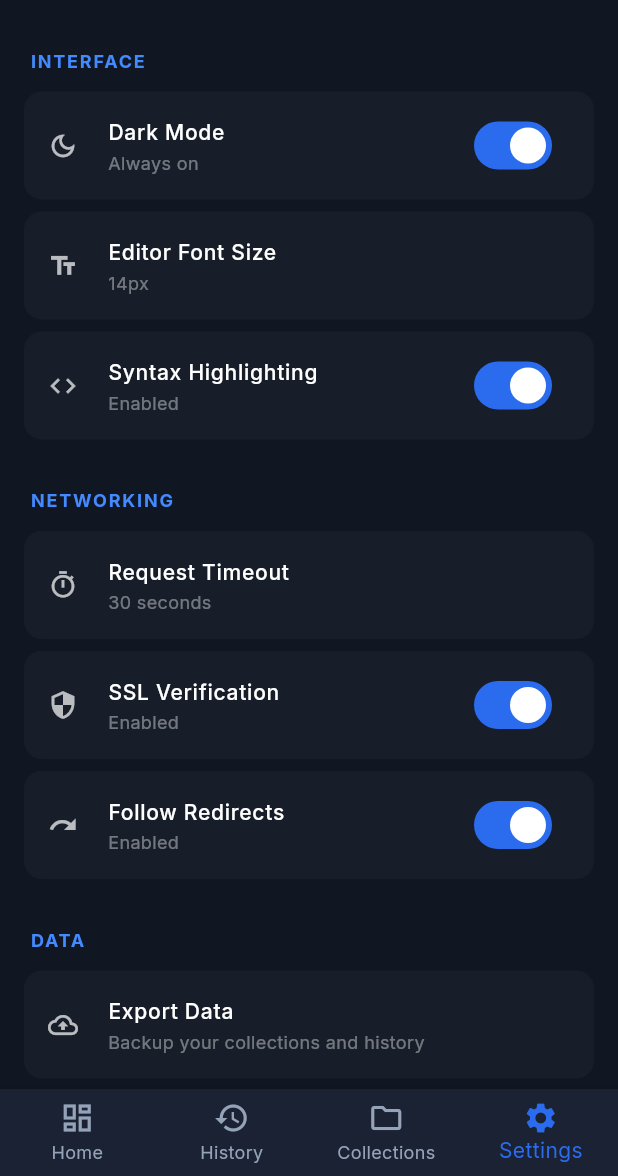
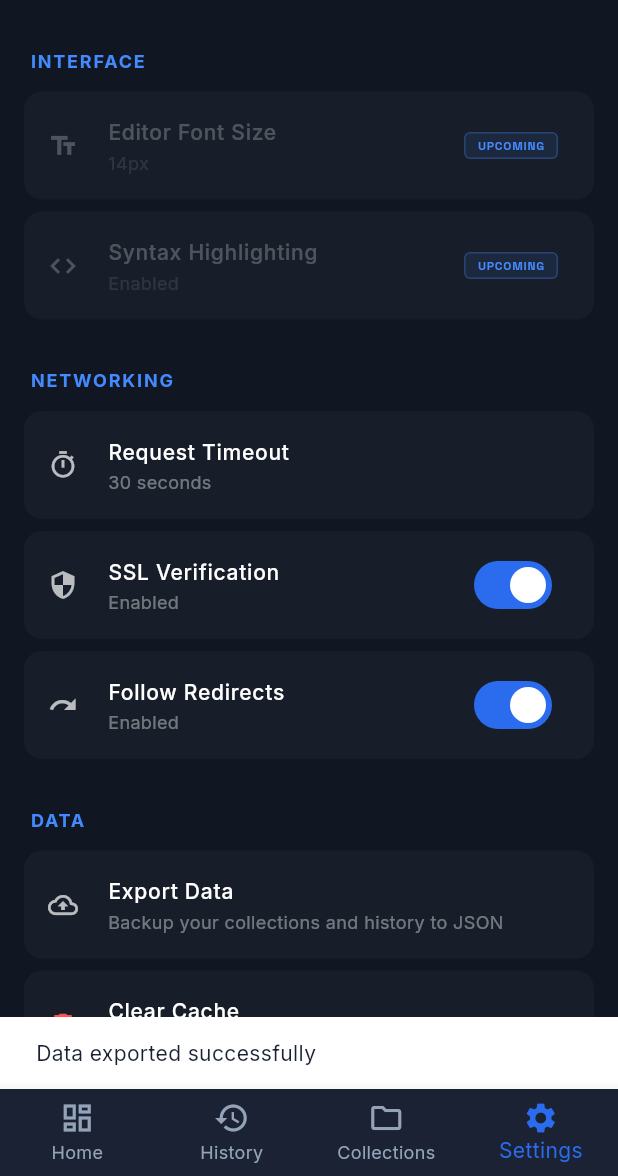
Before and after one commit to NexinLabs/payload, a Flutter app: the screen it shows after launch, item 4 of the bottom bar chosen, after a tap on "Export Data", on a phone screen of 412 x 824 dp, the part 60-1236 px from its top. Run offline on Flutter 3.47's test engine with Material 3 defaults, Android fonts, the phone set to English and light mode, and no system bars; our stand-ins replace dio, file_picker, flutter_animate, flutter_riverpod, flutter_widget_from_html, go_router and 2 more.

Commit message:
feat: Implement settings management with loading, saving, and UI integration

```diff
--- a/lib/core/providers/storage_providers.dart
+++ b/lib/core/providers/storage_providers.dart
@@ -1,9 +1,17 @@
 import 'package:flutter_riverpod/flutter_riverpod.dart';
 import '../models/collection.dart';
 import '../models/http_request.dart';
+import '../models/settings_model.dart';
 import '../services/storage_service.dart';
 
 final storageServiceProvider = Provider((ref) => StorageService());
+
+final settingsProvider = StateNotifierProvider<SettingsNotifier, SettingsModel>(
+  (ref) {
+    final storage = ref.watch(storageServiceProvider);
+    return SettingsNotifier(storage);
+  },
+);
 
 final collectionsProvider =
     StateNotifierProvider<CollectionsNotifier, List<CollectionModel>>((ref) {
@@ -18,6 +26,23 @@ final historyProvider =
     });
 
 final selectedCollectionIdProvider = StateProvider<String?>((ref) => null);
+
+class SettingsNotifier extends StateNotifier<SettingsModel> {
+  final StorageService _storage;
+
+  SettingsNotifier(this._storage) : super(SettingsModel()) {
+    _load();
+  }
+
+  Future<void> _load() async {
+    state = await _storage.loadSettings();
+  }
+
+  Future<void> updateSettings(SettingsModel settings) async {
+    state = settings;
+    await _storage.saveSettings(state);
+  }
+}
 
 class CollectionsNotifier extends StateNotifier<List<CollectionModel>> {
   final StorageService _storage;
--- a/lib/core/services/storage_service.dart
+++ b/lib/core/services/storage_service.dart
@@ -3,10 +3,12 @@ import 'dart:io';
 import 'package:path_provider/path_provider.dart';
 import '../models/collection.dart';
 import '../models/http_request.dart';
+import '../models/settings_model.dart';
 
 class StorageService {
   static const String _collectionsFile = 'collections.json';
   static const String _historyFile = 'history.json';
+  static const String _settingsFile = 'settings.json';
 
   Future<String> get _localPath async {
     final directory = await getApplicationDocumentsDirectory();
@@ -21,6 +23,29 @@ class StorageService {
   Future<File> get _getHistoryFile async {
     final path = await _localPath;
     return File('$path/$_historyFile');
+  }
+
+  Future<File> get _getSettingsFile async {
+    final path = await _localPath;
+    return File('$path/$_settingsFile');
+  }
+
+  Future<SettingsModel> loadSettings() async {
+    try {
+      final file = await _getSettingsFile;
+      if (!await file.exists()) {
+        return SettingsModel();
+      }
+      final contents = await file.readAsString();
+      return SettingsModel.fromJson(json.decode(contents));
+    } catch (e) {
+      return SettingsModel();
+    }
+  }
+
+  Future<void> saveSettings(SettingsModel settings) async {
+    final file = await _getSettingsFile;
+    await file.writeAsString(json.encode(settings.toJson()));
   }
 
   Future<List<CollectionModel>> loadCollections() async {
--- a/lib/features/request/request_editor_screen.dart
+++ b/lib/features/request/request_editor_screen.dart
@@ -200,11 +200,12 @@ class _RequestEditorScreenState extends ConsumerState<RequestEditorScreen>
     });
 
     final request = _getCurrentRequest();
+    final settings = ref.read(settingsProvider);
 
     try {
       final response = await ref
           .read(requestServiceProvider)
-          .sendRequest(request);
+          .sendRequest(request, settings: settings);
 
       if (!mounted) return;
       setState(() {
--- a/lib/features/settings/settings_screen.dart
+++ b/lib/features/settings/settings_screen.dart
@@ -1,66 +1,100 @@
 import 'package:flutter/material.dart';
+import 'package:flutter_riverpod/flutter_riverpod.dart';
+import '../../core/providers/storage_providers.dart';
+import 'utils/settings_utils.dart';
 
-class SettingsScreen extends StatelessWidget {
+class SettingsScreen extends ConsumerWidget {
   const SettingsScreen({super.key});
 
   @override
-  Widget build(BuildContext context) {
+  Widget build(BuildContext context, WidgetRef ref) {
+    final settings = ref.watch(settingsProvider);
+    final collections = ref.watch(collectionsProvider);
+    final history = ref.watch(historyProvider);
+
     return Scaffold(
       body: ListView(
         padding: const EdgeInsets.all(16),
         children: [
           _buildSectionHeader('Interface'),
           _buildSettingTile(
-            icon: Icons.dark_mode_outlined,
-            title: 'Dark Mode',
-            subtitle: 'Always on',
-            trailing: Switch(value: true, onChanged: (val) {}),
-          ),
-          _buildSettingTile(
             icon: Icons.text_fields,
             title: 'Editor Font Size',
             subtitle: '14px',
-            onTap: () {},
+            trailing: _buildUpcomingLabel(),
+            enabled: false,
           ),
           _buildSettingTile(
             icon: Icons.code,
             title: 'Syntax Highlighting',
             subtitle: 'Enabled',
-            trailing: Switch(value: true, onChanged: (val) {}),
+            trailing: _buildUpcomingLabel(),
+            enabled: false,
           ),
           const SizedBox(height: 24),
           _buildSectionHeader('Networking'),
           _buildSettingTile(
             icon: Icons.timer_outlined,
             title: 'Request Timeout',
-            subtitle: '30 seconds',
-            onTap: () {},
+            subtitle: '${settings.timeout} seconds',
+            onTap: () => _showTimeoutDialog(context, ref, settings.timeout),
           ),
           _buildSettingTile(
             icon: Icons.security_outlined,
             title: 'SSL Verification',
-            subtitle: 'Enabled',
-            trailing: Switch(value: true, onChanged: (val) {}),
+            subtitle: settings.sslVerification ? 'Enabled' : 'Disabled',
+            trailing: Switch(
+              value: settings.sslVerification,
+              onChanged: (val) {
+                ref
+                    .read(settingsProvider.notifier)
+                    .updateSettings(settings.copyWith(sslVerification: val));
+              },
+            ),
           ),
           _buildSettingTile(
             icon: Icons.redo,
             title: 'Follow Redirects',
-            subtitle: 'Enabled',
-            trailing: Switch(value: true, onChanged: (val) {}),
+            subtitle: settings.followRedirects ? 'Enabled' : 'Disabled',
+            trailing: Switch(
+              value: settings.followRedirects,
+              onChanged: (val) {
+                ref
+                    .read(settingsProvider.notifier)
+                    .updateSettings(settings.copyWith(followRedirects: val));
+              },
+            ),
           ),
           const SizedBox(height: 24),
           _buildSectionHeader('Data'),
           _buildSettingTile(
             icon: Icons.backup_outlined,
             title: 'Export Data',
-            subtitle: 'Backup your collections and history',
-            onTap: () {},
+            subtitle: 'Backup your collections and history to JSON',
+            onTap: () async {
+              await SettingsUtils.exportData(
+                collections: collections,
+                history: history,
+              );
+              if (context.mounted) {
+                ScaffoldMessenger.of(context).showSnackBar(
+                  const SnackBar(content: Text('Data exported successfully')),
+                );
+              }
+            },
           ),
           _buildSettingTile(
             icon: Icons.delete_outline,
             title: 'Clear Cache',
             subtitle: 'Remove temporary files',
-            onTap: () {},
+            onTap: () async {
+              await SettingsUtils.clearCache();
+              if (context.mounted) {
+                ScaffoldMessenger.of(
+                  context,
+                ).showSnackBar(const SnackBar(content: Text('Cache cleared')));
+              }
+            },
             color: Colors.redAccent,
           ),
           const SizedBox(height: 40),
@@ -91,6 +125,70 @@ class SettingsScreen extends StatelessWidget {
     );
   }
 
+  Widget _buildUpcomingLabel() {
+    return Container(
+      padding: const EdgeInsets.symmetric(horizontal: 8, vertical: 2),
+      decoration: BoxDecoration(
+        color: Colors.blueAccent.withValues(alpha: 0.1),
+        borderRadius: BorderRadius.circular(4),
+        border: Border.all(color: Colors.blueAccent.withValues(alpha: 0.3)),
+      ),
+      child: const Text(
+        'UPCOMING',
+        style: TextStyle(
+          color: Colors.blueAccent,
+          fontSize: 8,
+          fontWeight: FontWeight.bold,
+        ),
+      ),
+    );
+  }
+
+  void _showTimeoutDialog(BuildContext context, WidgetRef ref, int current) {
+    final controller = TextEditingController(text: current.toString());
+    showDialog(
+      context: context,
+      builder: (context) => AlertDialog(
+        backgroundColor: const Color(0xFF1E1E1E),
+        title: const Text(
+          'Request Timeout',
+          style: TextStyle(color: Colors.white),
+        ),
+        content: TextField(
+          controller: controller,
+          keyboardType: TextInputType.number,
+          style: const TextStyle(color: Colors.white),
+          decoration: const InputDecoration(
+            labelText: 'Seconds',
+            labelStyle: TextStyle(color: Colors.white70),
+            enabledBorder: UnderlineInputBorder(
+              borderSide: BorderSide(color: Colors.white24),
+            ),
+          ),
+        ),
+        actions: [
+          TextButton(
+            onPressed: () => Navigator.pop(context),
+            child: const Text('CANCEL'),
+          ),
+          TextButton(
+            onPressed: () {
+              final val = int.tryParse(controller.text);
+              if (val != null && val > 0) {
+                final settings = ref.read(settingsProvider);
+                ref
+                    .read(settingsProvider.notifier)
+                    .updateSettings(settings.copyWith(timeout: val));
+                Navigator.pop(context);
+              }
+            },
+            child: const Text('SAVE'),
+          ),
+        ],
+      ),
+    );
+  }
+
   Widget _buildSectionHeader(String title) {
     return Padding(
       padding: const EdgeInsets.only(bottom: 12.0, left: 4),
@@ -113,6 +211,7 @@ class SettingsScreen extends StatelessWidget {
     Widget? trailing,
     VoidCallback? onTap,
     Color? color,
+    bool enabled = true,
   }) {
     return Container(
       margin: const EdgeInsets.only(bottom: 8),
@@ -121,17 +220,31 @@ class SettingsScreen extends StatelessWidget {
         borderRadius: BorderRadius.circular(12),
       ),
       child: ListTile(
-        leading: Icon(icon, color: color ?? Colors.white70, size: 20),
+        enabled: enabled,
+        leading: Icon(
+          icon,
+          color: enabled ? (color ?? Colors.white70) : Colors.white24,
+          size: 20,
+        ),
         title: Text(
           title,
-          style: const TextStyle(fontSize: 14, fontWeight: FontWeight.w500),
+          style: TextStyle(
+            fontSize: 14,
+            fontWeight: FontWeight.w500,
+            color: enabled ? Colors.white : Colors.white24,
+          ),
         ),
         subtitle: Text(
           subtitle,
-          style: TextStyle(fontSize: 12, color: Colors.white.withValues(alpha: 0.4)),
+          style: TextStyle(
+            fontSize: 12,
+            color: enabled
+                ? Colors.white.withValues(alpha: 0.4)
+                : Colors.white.withValues(alpha: 0.1),
+          ),
         ),
         trailing: trailing,
-        onTap: onTap,
+        onTap: enabled ? onTap : null,
         shape: RoundedRectangleBorder(borderRadius: BorderRadius.circular(12)),
       ),
     );
--- /dev/null
+++ b/lib/features/settings/utils/settings_utils.dart
@@ -0,0 +1,39 @@
+import 'dart:convert';
+import 'dart:io';
+import 'package:path_provider/path_provider.dart';
+import 'package:share_plus/share_plus.dart';
+import '../../../core/models/collection.dart';
+import '../../../core/models/http_request.dart';
+
+class SettingsUtils {
+  static Future<void> exportData({
+    required List<CollectionModel> collections,
+    required List<HttpRequestModel> history,
+  }) async {
+    final data = {
+      'collections': collections.map((e) => e.toJson()).toList(),
+      'history': history.map((e) => e.toJson()).toList(),
+      'exportedAt': DateTime.now().toIso8601String(),
+      'version': '1.0.0',
+    };
+
+    final jsonString = const JsonEncoder.withIndent('  ').convert(data);
+    final directory = await getTemporaryDirectory();
+    final file = File('${directory.path}/payload_export.json');
+    await file.writeAsString(jsonString);
+
+    await Share.shareXFiles([XFile(file.path)], subject: 'Payload Data Export');
+  }
+
+  static Future<void> clearCache() async {
+    try {
+      final cacheDir = await getTemporaryDirectory();
+      if (await cacheDir.exists()) {
+        await cacheDir.delete(recursive: true);
+      }
+    } catch (e) {
+      // ignore: avoid_print
+      print('Error clearing cache: $e');
+    }
+  }
+}
```
Also changed, not shown: lib/core/models/settings_model.dart (added, +35 -0 lines), lib/core/services/request_service.dart (+27 -1 lines).
